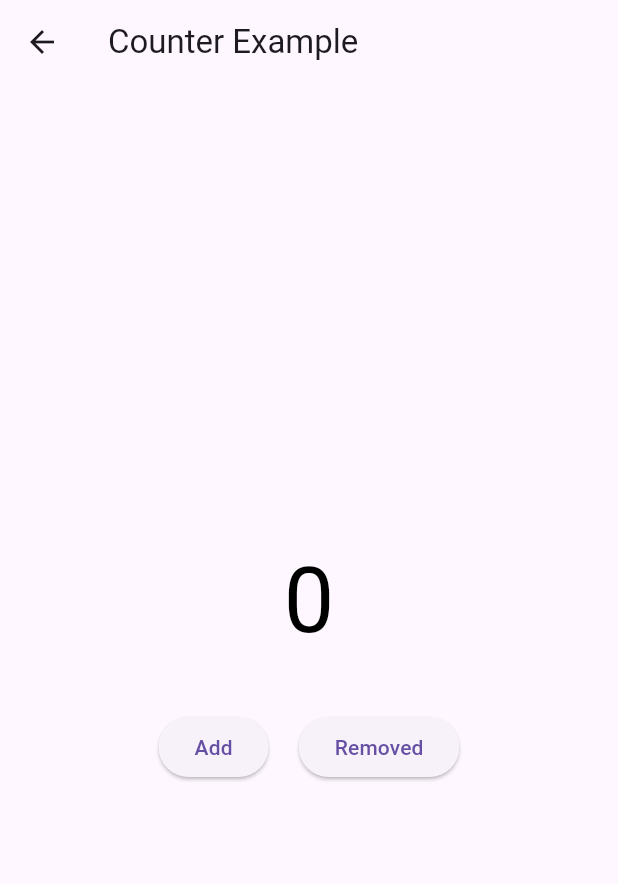
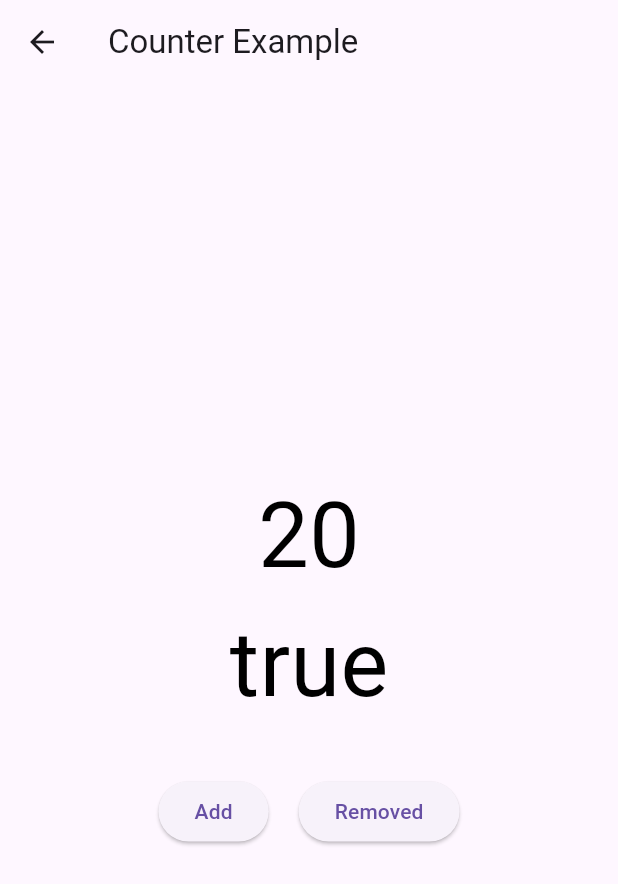
Before and after one commit to axiftaj/FLutter-Bloc-Tutorials, a Flutter app: the CounterScreen screen opened directly, after a tap on "Add", after a tap on "Removed", on a phone screen of 412 x 824 dp. Shown: the top 884 px of the screen. Run offline on Flutter 3.47's test engine with Material 3 defaults, Android fonts, the phone set to English and light mode, and no system bars; our stand-ins replace bloc, equatable, flutter_bloc, formz.

Commit message:
counter example done

```diff
--- a/lib/bloc/counter_bloc/counter_bloc.dart
+++ b/lib/bloc/counter_bloc/counter_bloc.dart
@@ -3,23 +3,27 @@ import 'package:bloc_tutorials/bloc/counter_bloc/counter_events.dart';
 import 'package:bloc_tutorials/bloc/counter_bloc/counter_state.dart';
 import 'package:flutter_bloc/flutter_bloc.dart';
 
-class CounterBloc extends Bloc<CounterEvent , ConterState>{
+class CounterBloc extends Bloc<CounterEvent , CounterState>{
 
-  CounterBloc() : super(ConterState()){
-    on<CounterIncrementPressed>(_increment);
-    on<CounterDecrementPressed>(_decrement);
+  CounterBloc() : super(const CounterState()){
+    on<CounterIncrement>(_increment);
+    on<CounterDecrement>(_decrement);
+    on<SwitchEvent>(_changeSwitchButton);
   }
 
-  void _increment(CounterIncrementPressed event, Emitter<ConterState> emit) {
+  void _increment(CounterIncrement event, Emitter<CounterState> emit) {
+    emit(state.copyWith(counter:  state.counter+ 1));
+  }
+
+  void _decrement(CounterDecrement event, Emitter<CounterState> emit) {
     emit(
-      state.copyWith(counter: event.counter + 1),
+      state.copyWith(counter: state.counter - 1),
     );
   }
 
-  void _decrement(CounterDecrementPressed event, Emitter<ConterState> emit) {
+  void _changeSwitchButton(SwitchEvent event, Emitter<CounterState> emit) {
     emit(
-      state.copyWith(counter: event.counter - 1),
+      state.copyWith(isSwitchOn: !state.isSwitchOn),
     );
   }
-
 }
--- a/lib/bloc/counter_bloc/counter_events.dart
+++ b/lib/bloc/counter_bloc/counter_events.dart
@@ -1,7 +1,5 @@
 
 import 'package:equatable/equatable.dart';
-
-
 
 abstract class CounterEvent extends Equatable {
   const CounterEvent();
@@ -11,18 +9,9 @@ abstract class CounterEvent extends Equatable {
 }
 
 
-class CounterIncrementPressed extends CounterEvent {
-  const CounterIncrementPressed({required this.counter}) ;
-  final int counter;
+class CounterIncrement extends CounterEvent {}
 
-  @override
-  List<Object> get props => [counter];
-}
+class CounterDecrement extends CounterEvent {}
 
-class CounterDecrementPressed extends CounterEvent {
-  const CounterDecrementPressed({required this.counter}) ;
-  final int counter;
 
-  @override
-  List<Object> get props => [counter];
-}
+class SwitchEvent extends CounterEvent {}
--- a/lib/bloc/counter_bloc/counter_state.dart
+++ b/lib/bloc/counter_bloc/counter_state.dart
@@ -1,18 +1,36 @@
 
 import 'package:equatable/equatable.dart';
 
-class ConterState extends Equatable {
-  const ConterState({
-    this.counter = 0,
+class CounterState extends Equatable {
+  final int counter;
+  final bool isSwitchOn;
+  const CounterState({
+    this.counter = 20,
+    this.isSwitchOn = false
   });
 
-  final int counter;
 
-  ConterState copyWith({ int? counter ,}) {
-    return ConterState(
+  CounterState copyWith({ int? counter ,bool? isSwitchOn }) {
+    return CounterState(
       counter: counter ?? this.counter,
+      isSwitchOn : isSwitchOn ?? this.isSwitchOn,
     );
   }
+
   @override
-  List<Object> get props => [ counter];
+  List<Object> get props => [ counter, isSwitchOn];
 }
+
+
+class SwitchState extends Equatable {
+  final bool isSwitchOn;
+
+  SwitchState(this.isSwitchOn);
+
+  SwitchState copyWith({bool? isSwitchOn}) {
+    return SwitchState(isSwitchOn ?? this.isSwitchOn);
+  }
+
+  @override
+  List<Object?> get props => [isSwitchOn];
+}
--- a/lib/bloc/post_bloc/post_state.dart
+++ b/lib/bloc/post_bloc/post_state.dart
@@ -1,4 +1,3 @@
-
 import 'package:bloc_tutorials/model/post_model.dart';
 import 'package:equatable/equatable.dart';
 
--- a/lib/bloc/switch_bloc/switch_bloc.dart
+++ b/lib/bloc/switch_bloc/switch_bloc.dart
@@ -2,7 +2,6 @@
 
 import 'package:bloc_tutorials/bloc/switch_bloc/switch_event.dart';
 import 'package:bloc_tutorials/bloc/switch_bloc/switch_states.dart';
-import 'package:flutter/material.dart';
 import 'package:flutter_bloc/flutter_bloc.dart';
 
 
--- a/lib/bloc/switch_bloc/switch_event.dart
+++ b/lib/bloc/switch_bloc/switch_event.dart
@@ -1,7 +1,4 @@
-
 import 'package:equatable/equatable.dart';
-
-
 
 abstract class SwitchEvent extends Equatable {
   const SwitchEvent();
@@ -12,6 +9,7 @@ abstract class SwitchEvent extends Equatable {
 
 
 class InsertItem extends SwitchEvent {
+
   const InsertItem({required this.id}) ;
   final int id;
   @override
--- a/lib/main.dart
+++ b/lib/main.dart
@@ -1,7 +1,8 @@
 import 'package:bloc_tutorials/bloc/counter_bloc/counter_bloc.dart';
 import 'package:bloc_tutorials/bloc/form_validation_bloc/my_form_bloc.dart';
 import 'package:bloc_tutorials/bloc/switch_bloc/switch_bloc.dart';
-import 'package:bloc_tutorials/view/counter/home_screen.dart';
+import 'package:bloc_tutorials/view/counter/counter_screen.dart';
+
 import 'package:flutter/material.dart';
 import 'package:flutter_bloc/flutter_bloc.dart';
 
@@ -20,13 +21,14 @@ class MyApp extends StatelessWidget {
           BlocProvider(create: (_) => CounterBloc()),
           BlocProvider(create: (_) => MyFormBloc()),
           BlocProvider(create: (_) => SwitchBloc()),
+
         ],
         child: MaterialApp(
           title: 'Flutter Demo',
           theme: ThemeData(
             primarySwatch: Colors.blue,
           ),
-          home: HomeScreen(),
+          home: CounterScreen(),
         ));
   }
 }
--- a/lib/repository/post_repository.dart
+++ b/lib/repository/post_repository.dart
@@ -1,7 +1,6 @@
 import 'dart:async';
 import 'dart:convert';
 import 'dart:io';
-import 'dart:math';
 
 import 'package:bloc_tutorials/model/post_model.dart';
 import 'package:flutter/foundation.dart';
@@ -12,12 +11,11 @@ class PostRepository {
 
       try {
 
-        final response = await http.get(Uri.parse('https://jsonplaceholder.typicode.com/posts')).timeout(Duration(seconds: 10 ));
+        final response = await http.get(Uri.parse('https://jsonplaceholder.typicode.com/posts')).timeout( const Duration(seconds: 10 ));
         final body = json.decode(response.body) as List;
         if (kDebugMode) {
           print(response.statusCode.toString());
           print(body);
-
         }
 
         if(response.statusCode == 200){
--- a/lib/view/counter/counter_screen.dart
+++ b/lib/view/counter/counter_screen.dart
@@ -17,36 +17,46 @@ class _CounterScreenState extends State<CounterScreen> {
 
   @override
   Widget build(BuildContext context) {
+
     return Scaffold(
       appBar: AppBar(
         title: const Text('Counter Example'),
       ),
       body: SafeArea(
-        child: BlocBuilder<CounterBloc , ConterState>(
-          builder: (BuildContext context, state) {
-            return Column(
+        child:Column(
           crossAxisAlignment: CrossAxisAlignment.center,
           mainAxisAlignment: MainAxisAlignment.center,
           children: [
-                Center(child: Text(state.counter.toString() ,
-                  style: const TextStyle(color: Colors.black , fontSize: 60),)),
+            BlocBuilder<CounterBloc , CounterState>(
+                buildWhen: (previous, current) => previous.counter != current.counter,
+                builder: (context, state){
+                  return Center(child: Text(state.counter.toString() ,
+                    style: const TextStyle(color: Colors.black , fontSize: 60),));
+                }
+            ),
+            BlocBuilder<CounterBloc , CounterState>(
+                buildWhen: (previous, current) => previous.isSwitchOn != current.isSwitchOn,
+                builder: (context, state){
+                  return Center(child: Text(state.isSwitchOn.toString() ,
+                    style: const TextStyle(color: Colors.black , fontSize: 60),));
+                }
+            ),
             const SizedBox(height: 30,),
             Row(
               mainAxisAlignment: MainAxisAlignment.center,
               crossAxisAlignment: CrossAxisAlignment.center,
               children: [
                 ElevatedButton(onPressed: (){
-                      context.read<CounterBloc>().add( CounterIncrementPressed(counter: state.counter));
+                  context.read<CounterBloc>().add(CounterIncrement());
                 }, child: const Text('Add')),
                 const SizedBox(width: 20,),
                 ElevatedButton(onPressed: (){
-                      context.read<CounterBloc>().add( CounterDecrementPressed(counter: state.counter));
+                  context.read<CounterBloc>().add( SwitchEvent());
+                  context.read<CounterBloc>().add( CounterDecrement());
                 }, child: const Text('Removed')),
               ],
             )
           ],
-            );
-          },
         ),
       ),
     );
--- a/lib/view/counter/home_screen.dart
+++ b/lib/view/counter/home_screen.dart
@@ -1,10 +1,7 @@
-import 'package:bloc_tutorials/bloc/counter_bloc/counter_bloc.dart';
-import 'package:bloc_tutorials/bloc/counter_bloc/counter_events.dart';
-import 'package:bloc_tutorials/bloc/switch_bloc/switch_states.dart';
+
 import 'package:bloc_tutorials/view/counter/counter_screen.dart';
 import 'package:bloc_tutorials/view/todo/post_screen.dart';
 import 'package:flutter/material.dart';
-import 'package:flutter_bloc/flutter_bloc.dart';
 
 import '../form_valiation/form_sreen.dart';
 import '../switch_button /switch_widget.dart';
--- a/lib/view/switch_button /switch_widget.dart
+++ b/lib/view/switch_button /switch_widget.dart
@@ -1,5 +1,3 @@
-import 'dart:developer';
-
 import 'package:bloc_tutorials/bloc/switch_bloc/switch_bloc.dart';
 import 'package:bloc_tutorials/bloc/switch_bloc/switch_event.dart';
 import 'package:bloc_tutorials/bloc/switch_bloc/switch_states.dart';
```
Also changed, not shown: pubspec.lock, 2 other files. Lines whose indentation alone changed are shown as unchanged.
